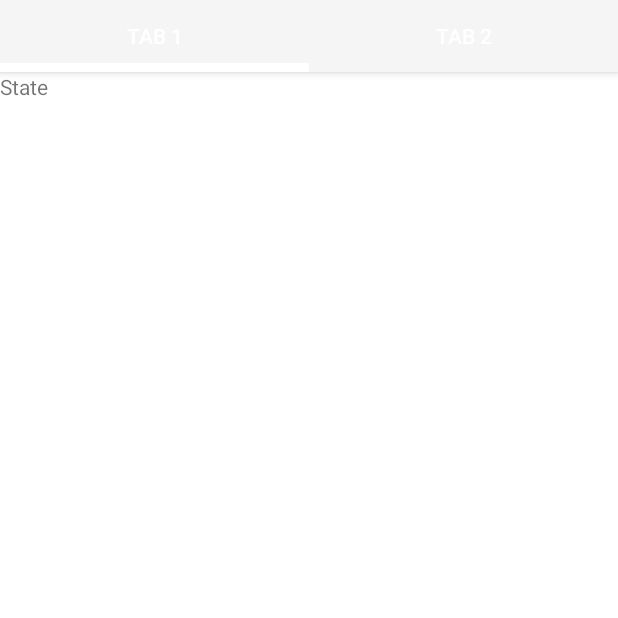
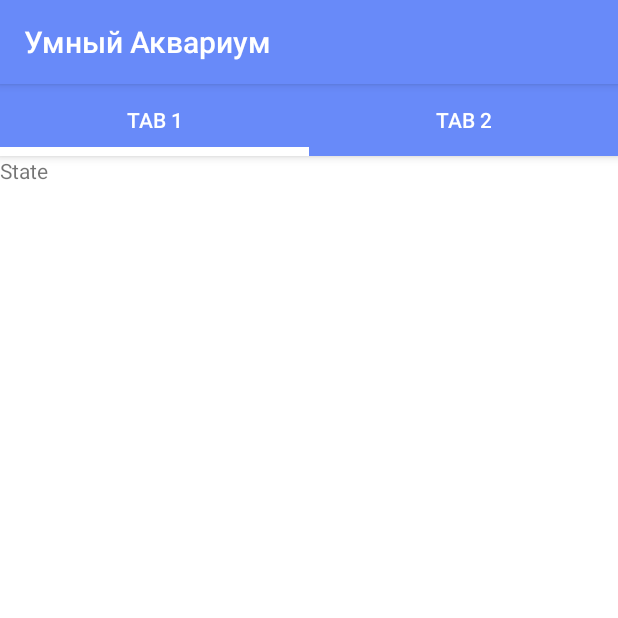
Before and after one commit to komolov-andrey/smart_aquarium, an Android app: the MainActivity screen opened directly, with no data from a screen before it, on a phone screen of 412 x 824 dp, the top half of it. Run offline under Robolectric (Android 15) with nearby library versions, the phone set to English and light mode, and no system bars.

Commit message:
make visualization on main activity

```diff
--- a/app/src/main/res/layout/activity_main.xml
+++ b/app/src/main/res/layout/activity_main.xml
@@ -15,10 +15,22 @@
                     android:layout_width="match_parent"
                     android:layout_height="wrap_content">
 
+                        <android.support.v7.widget.Toolbar
+                            android:id="@+id/my_toolbar"
+                            android:layout_width="match_parent"
+                            android:layout_height="?attr/actionBarSize"
+                            android:background="#688af9"
+                            android:elevation="4dp"
+                            android:theme="@style/ThemeOverlay.AppCompat.ActionBar"
+                            app:popupTheme="@style/ThemeOverlay.AppCompat.Dark"
+                            app:title="@string/app_name"
+                            app:titleTextColor="@android:color/white" />
+
                         <android.support.design.widget.TabLayout
                             android:id="@+id/tabLayout"
                             android:layout_width="match_parent"
                             android:layout_height="wrap_content"
+                            android:background="#688af9"
                             app:tabIndicatorColor="@android:color/white"
                             app:tabIndicatorHeight="6dp"
                             app:tabSelectedTextColor="@android:color/white"
```
